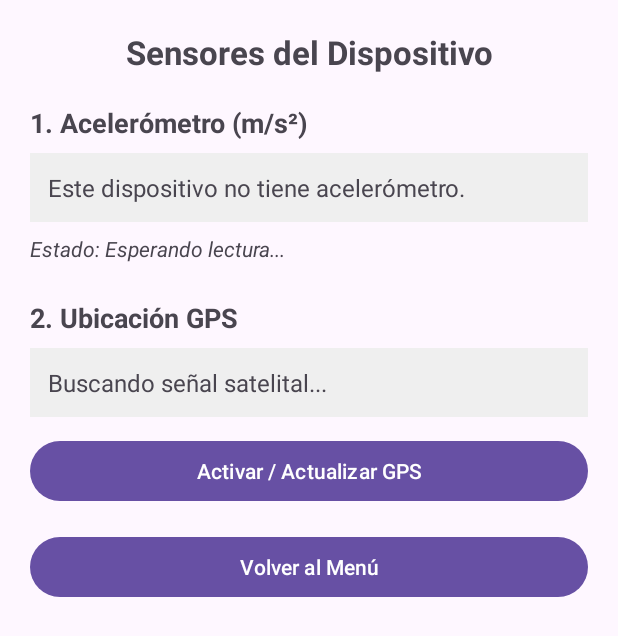
After one commit to carmolano/Andro-apestor-CMM, an Android app: the SensoresActivity screen opened directly, with no data from a screen before it, on a phone screen of 412 x 824 dp. The commit adds this screen. Shown: the top 636 px of the screen. Run offline under Robolectric (Android 15) with nearby library versions, the phone set to English and light mode, and no system bars.

Commit message:
archivos de conexion
conexion

```diff
--- /dev/null
+++ b/src/main/java/com/example/andro_apestor_cmm/SensoresActivity.kt
@@ -0,0 +1,183 @@
+package com.example.andro_apestor_cmm
+
+import android.Manifest
+import android.content.Context
+import android.content.pm.PackageManager
+import android.hardware.Sensor
+import android.hardware.SensorEvent
+import android.hardware.SensorEventListener
+import android.hardware.SensorManager
+import android.location.Location
+import android.location.LocationListener
+import android.location.LocationManager
+import android.os.Bundle
+import android.widget.Button
+import android.widget.TextView
+import android.widget.Toast
+import androidx.activity.result.contract.ActivityResultContracts
+import androidx.appcompat.app.AppCompatActivity
+import androidx.core.content.ContextCompat
+import java.util.Locale
+import kotlin.math.sqrt
+
+class SensoresActivity : AppCompatActivity(), SensorEventListener, LocationListener {
+
+
+    private lateinit var sensorManager: SensorManager
+    private var acelerometro: Sensor? = null
+    private lateinit var tvAcelerometro: TextView
+    private lateinit var tvEstadoMovimiento: TextView
+
+
+    private lateinit var locationManager: LocationManager
+    private lateinit var tvGps: TextView
+
+
+    private val pedirPermisoUbicacion = registerForActivityResult(
+        ActivityResultContracts.RequestMultiplePermissions()
+    ) { permisos ->
+        val concedido = permisos[Manifest.permission.ACCESS_FINE_LOCATION] == true ||
+                permisos[Manifest.permission.ACCESS_COARSE_LOCATION] == true
+        if (concedido) {
+            iniciarGps()
+        } else {
+            Toast.makeText(this, "Permiso de ubicación denegado", Toast.LENGTH_SHORT).show()
+        }
+    }
+
+    override fun onCreate(savedInstanceState: Bundle?) {
+        super.onCreate(savedInstanceState)
+        setContentView(R.layout.activity_sensores)
+
+        tvAcelerometro = findViewById(R.id.tvAcelerometro)
+        tvEstadoMovimiento = findViewById(R.id.tvEstadoMovimiento)
+        tvGps = findViewById(R.id.tvGps)
+
+        val btnObtenerGps = findViewById<Button>(R.id.btnObtenerGps)
+        val btnVolverMenu = findViewById<Button>(R.id.btnVolverMenu)
+
+
+        sensorManager = getSystemService(Context.SENSOR_SERVICE) as SensorManager
+        acelerometro = sensorManager.getDefaultSensor(Sensor.TYPE_ACCELEROMETER)
+
+        if (acelerometro == null) {
+            tvAcelerometro.text = "Este dispositivo no tiene acelerómetro."
+        }
+
+
+        locationManager = getSystemService(Context.LOCATION_SERVICE) as LocationManager
+
+        btnObtenerGps.setOnClickListener {
+            verificarPermisoYArrancarGps()
+        }
+
+        btnVolverMenu.setOnClickListener {
+            finish()
+        }
+
+
+        verificarPermisoYArrancarGps()
+    }
+
+
+    override fun onResume() {
+        super.onResume()
+        acelerometro?.let {
+            sensorManager.registerListener(this, it, SensorManager.SENSOR_DELAY_UI)
+        }
+    }
+
+    override fun onPause() {
+        super.onPause()
+        sensorManager.unregisterListener(this)
+        locationManager.removeUpdates(this)
+    }
+
+    override fun onSensorChanged(event: SensorEvent?) {
+        if (event?.sensor?.type == Sensor.TYPE_ACCELEROMETER) {
+            val x = event.values[0]
+            val y = event.values[1]
+            val z = event.values[2]
+
+            tvAcelerometro.text = String.format(
+                Locale.US,
+                "X (Lateral): %.2f m/s²\nY (Vertical): %.2f m/s²\nZ (Profundidad): %.2f m/s²",
+                x, y, z
+            )
+
+            // Detectar si el teléfono está quieto (~9.8 m/s² por la gravedad) o sacudiéndose
+            val fuerzaTotal = sqrt(x * x + y * y + z * z)
+            tvEstadoMovimiento.text = when {
+                fuerzaTotal > 14.0 -> "Estado: ¡Agitando el teléfono!"
+                fuerzaTotal in 8.5..11.0 -> "Estado: Teléfono quieto"
+                else -> "Estado: En movimiento"
+            }
+        }
+    }
+
+    override fun onAccuracyChanged(sensor: Sensor?, accuracy: Int) {
+
+    }
+
+
+    private fun verificarPermisoYArrancarGps() {
+        val tienePermisoFino = ContextCompat.checkSelfPermission(
+            this, Manifest.permission.ACCESS_FINE_LOCATION
+        ) == PackageManager.PERMISSION_GRANTED
+
+        if (tienePermisoFino) {
+            iniciarGps()
+        } else {
+            pedirPermisoUbicacion.launch(
+                arrayOf(
+                    Manifest.permission.ACCESS_FINE_LOCATION,
+                    Manifest.permission.ACCESS_COARSE_LOCATION
+                )
+            )
+        }
+    }
+
+    private fun iniciarGps() {
+        try {
+            val gpsActivo = locationManager.isProviderEnabled(LocationManager.GPS_PROVIDER)
+            val redActiva = locationManager.isProviderEnabled(LocationManager.NETWORK_PROVIDER)
+
+            if (!gpsActivo && !redActiva) {
+                tvGps.text = "Activa la Ubicación (GPS) en la barra superior del teléfono."
+                return
+            }
+
+            tvGps.text = "Buscando señal satelital..."
+
+
+            val ultimaUbicacion = locationManager.getLastKnownLocation(LocationManager.GPS_PROVIDER)
+                ?: locationManager.getLastKnownLocation(LocationManager.NETWORK_PROVIDER)
+            ultimaUbicacion?.let { actualizarTextoUbicacion(it) }
+
+
+            if (gpsActivo) {
+                locationManager.requestLocationUpdates(LocationManager.GPS_PROVIDER, 2000L, 1f, this)
+            }
+            if (redActiva) {
+                locationManager.requestLocationUpdates(LocationManager.NETWORK_PROVIDER, 2000L, 1f, this)
+            }
+        } catch (e: SecurityException) {
+            Toast.makeText(this, "Sin permisos de ubicación", Toast.LENGTH_SHORT).show()
+        }
+    }
+
+    override fun onLocationChanged(location: Location) {
+        actualizarTextoUbicacion(location)
+    }
+
+    private fun actualizarTextoUbicacion(location: Location) {
+        tvGps.text = String.format(
+            Locale.US,
+            "Latitud: %.6f\nLongitud: %.6f\nAltitud: %.1f m\nPrecisión: %.1f m",
+            location.latitude,
+            location.longitude,
+            location.altitude,
+            location.accuracy
+        )
+    }
+}
--- a/src/main/java/com/example/andro_apestor_cmm/menu.kt
+++ b/src/main/java/com/example/andro_apestor_cmm/menu.kt
@@ -41,6 +41,12 @@ class menu : AppCompatActivity() {
             finish()
         }
 
+        val btnSensores = findViewById<Button>(R.id.btnSensores)
+
+        btnSensores.setOnClickListener {
+            startActivity(Intent(this, SensoresActivity::class.java))
+        }
+
         ViewCompat.setOnApplyWindowInsetsListener(findViewById(R.id.main)) { v, insets ->
             val systemBars = insets.getInsets(WindowInsetsCompat.Type.systemBars())
             v.setPadding(systemBars.left, systemBars.top, systemBars.right, systemBars.bottom)
--- /dev/null
+++ b/src/main/res/layout/activity_sensores.xml
@@ -0,0 +1,77 @@
+<?xml version="1.0" encoding="utf-8"?>
+<LinearLayout xmlns:android="http://schemas.android.com/apk/res/android"
+    android:id="@+id/main"
+    android:layout_width="match_parent"
+    android:layout_height="match_parent"
+    android:orientation="vertical"
+    android:padding="20dp">
+
+    <TextView
+        android:layout_width="match_parent"
+        android:layout_height="wrap_content"
+        android:text="Sensores del Dispositivo"
+        android:textSize="22sp"
+        android:textStyle="bold"
+        android:gravity="center"
+        android:layout_marginBottom="20dp" />
+
+    <!-- SECCIÓN ACELERÓMETRO -->
+    <TextView
+        android:layout_width="match_parent"
+        android:layout_height="wrap_content"
+        android:text="1. Acelerómetro (m/s²)"
+        android:textSize="18sp"
+        android:textStyle="bold"
+        android:layout_marginBottom="8dp" />
+
+    <TextView
+        android:id="@+id/tvAcelerometro"
+        android:layout_width="match_parent"
+        android:layout_height="wrap_content"
+        android:text="X: 0.00\nY: 0.00\nZ: 0.00"
+        android:textSize="16sp"
+        android:padding="12dp"
+        android:background="#EFEFEF"
+        android:layout_marginBottom="8dp" />
+
+    <TextView
+        android:id="@+id/tvEstadoMovimiento"
+        android:layout_width="match_parent"
+        android:layout_height="wrap_content"
+        android:text="Estado: Esperando lectura..."
+        android:textStyle="italic"
+        android:layout_marginBottom="24dp" />
+
+    <!-- SECCIÓN GPS -->
+    <TextView
+        android:layout_width="match_parent"
+        android:layout_height="wrap_content"
+        android:text="2. Ubicación GPS"
+        android:textSize="18sp"
+        android:textStyle="bold"
+        android:layout_marginBottom="8dp" />
+
+    <TextView
+        android:id="@+id/tvGps"
+        android:layout_width="match_parent"
+        android:layout_height="wrap_content"
+        android:text="Latitud: --\nLongitud: --\nAltitud: --"
+        android:textSize="16sp"
+        android:padding="12dp"
+        android:background="#EFEFEF"
+        android:layout_marginBottom="12dp" />
+
+    <Button
+        android:id="@+id/btnObtenerGps"
+        android:layout_width="match_parent"
+        android:layout_height="wrap_content"
+        android:text="Activar / Actualizar GPS"
+        android:layout_marginBottom="16dp" />
+
+    <Button
+        android:id="@+id/btnVolverMenu"
+        android:layout_width="match_parent"
+        android:layout_height="wrap_content"
+        android:text="Volver al Menú" />
+
+</LinearLayout>
```
Also changed, not shown: src/main/AndroidManifest.xml (+8 -7 lines), src/main/java/com/example/andro_apestor_cmm/registro.kt (+8 -6 lines), src/main/res/layout/activity_menu.xml (+10 -0 lines).
